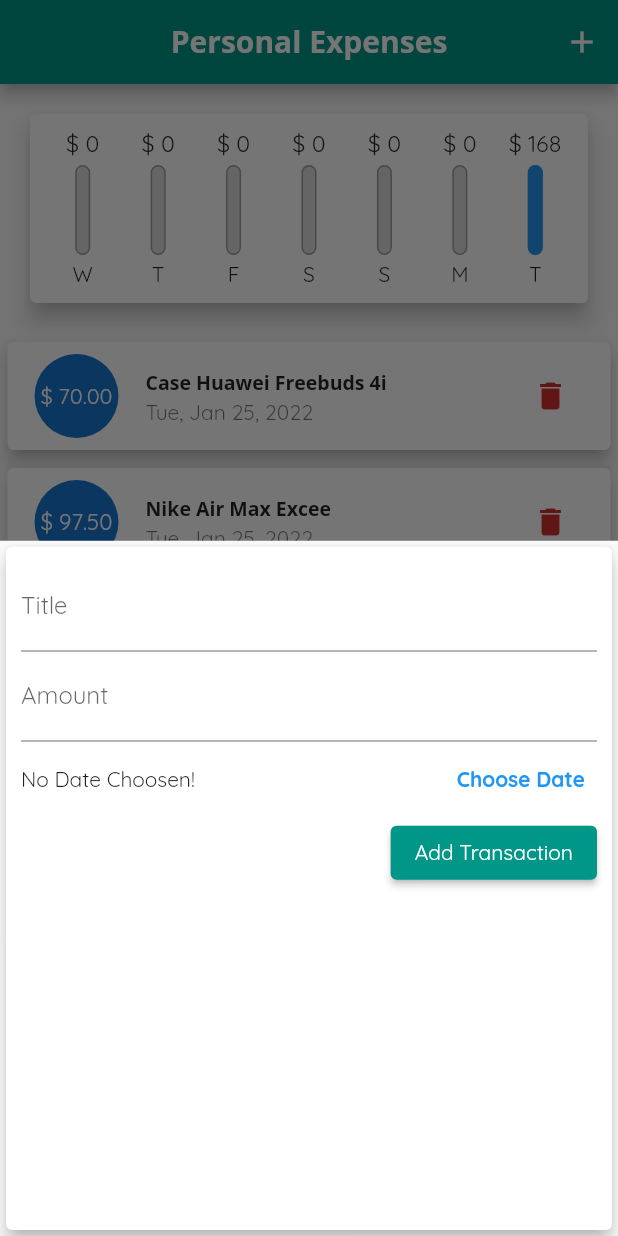
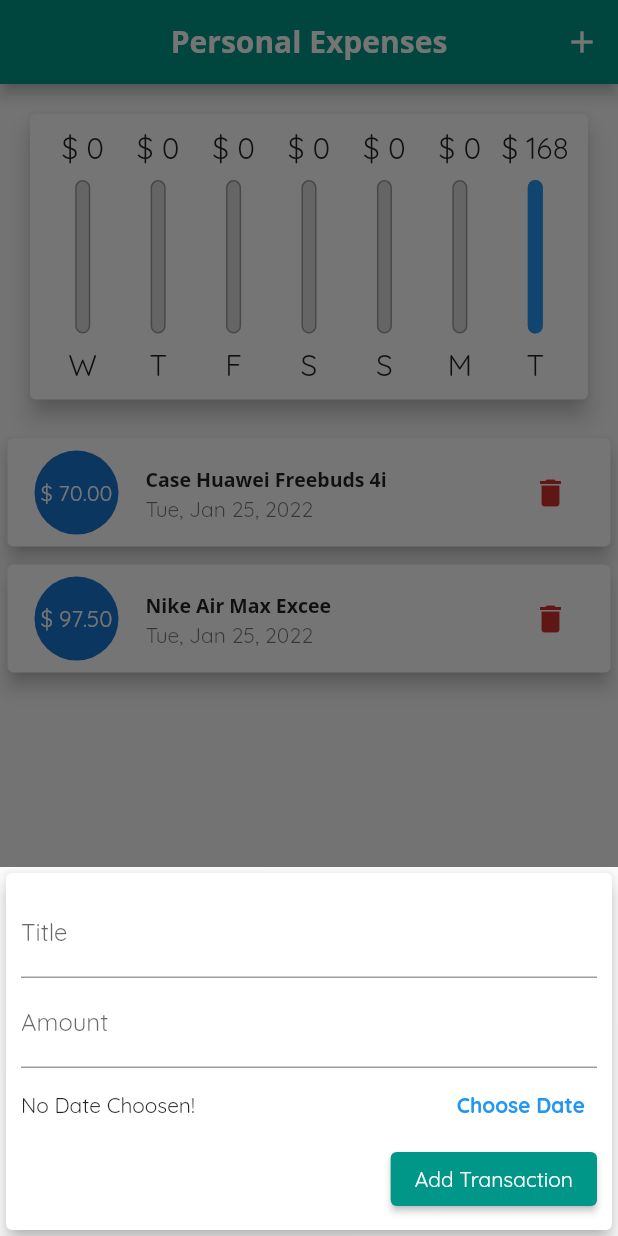
Before and after one commit to nahdhiana/simple-personal-expenses, a Flutter app: the screen it shows after launch, after a tap on the "delete" icon, after a tap on the "add" icon, on a phone screen of 412 x 824 dp. Run offline on Flutter 3.47's test engine with Material 2 defaults, Android fonts, the phone set to English and light mode, and no system bars.

Commit message:
part 5 responsive and adaptive

```diff
--- a/lib/main.dart
+++ b/lib/main.dart
@@ -1,3 +1,7 @@
+// ignore_for_file: unused_field
+//convention to import dart lib first, then flutter, then your custom widget
+import 'dart:io';
+import 'package:flutter/cupertino.dart';
 import 'package:flutter/material.dart';
 import './widgets/chart.dart';
 import './widgets/new_transaction.dart';
@@ -5,6 +9,14 @@ import './widgets/transaction_list.dart';
 import '../models/transaction.dart';
 
 void main(List<String> args) {
+  //only accept portrait orientation
+  // WidgetsFlutterBinding.ensureInitialized();
+  // SystemChrome.setPreferredOrientations(
+  //   [
+  //     DeviceOrientation.portraitUp,
+  //     DeviceOrientation.portraitDown,
+  //   ],
+  // ).then((_) {
   runApp(
     MaterialApp(
       //name of app from task manager dsb
@@ -34,6 +46,7 @@ void main(List<String> args) {
       home: const MyApp(),
     ),
   );
+  // });
 }
 
 class MyApp extends StatefulWidget {
@@ -64,6 +77,8 @@ class _MyAppState extends State<MyApp> {
       date: DateTime.now(),
     ),
   ];
+
+  bool _showChart = false;
 
   void _addNewTransaction(String title, double amount, DateTime choosenDate) {
     final _transaction = Transaction(
@@ -102,8 +117,28 @@ class _MyAppState extends State<MyApp> {
 
   @override
   Widget build(BuildContext context) {
-    return Scaffold(
-      appBar: AppBar(
+    final _mediaQuery = MediaQuery.of(context);
+
+    final _isLandscape = _mediaQuery.orientation == Orientation.landscape;
+
+    //split appbar into new variable to calculate responsiveness
+    final _appBar = Platform.isIOS
+        ? CupertinoNavigationBar(
+            middle: const Text('Personal Expenses'),
+            trailing: Row(
+              //row take as much screensize available, so with mainAxisSize.min it will be the constraints
+              //the default value is max, so change it to min to take space as small as needed
+              mainAxisSize: MainAxisSize.min,
+              children: [
+                // make custom button cz ios didn't have icon button
+                GestureDetector(
+                  child: const Icon(CupertinoIcons.add),
+                  onTap: () => _showAddTransactionForm(),
+                ),
+              ],
+            ),
+          )
+        : AppBar(
             title: const Text('Personal Expenses'),
             centerTitle: true,
             actions: [
@@ -112,24 +147,85 @@ class _MyAppState extends State<MyApp> {
                 icon: const Icon(Icons.add),
               ),
             ],
+            //to handling error preferred size
+          ) as PreferredSizeWidget;
+
+    final _transactionList = SizedBox(
+      height: (_mediaQuery.size.height -
+              _appBar.preferredSize.height -
+              _mediaQuery.padding.top) *
+          0.7,
+      child: Transactionlist(_userTransactions, _deleteTransaction),
+    );
+
+    final _body = SafeArea(
+      child: SingleChildScrollView(
+        //make scrollable
+        child: Column(
+          children: [
+            //if orientation is landscape
+            if (_isLandscape)
+              Row(
+                mainAxisAlignment: MainAxisAlignment.center,
+                children: [
+                  Text(
+                    'Show Chart',
+                    style: Theme.of(context).textTheme.bodyText1,
                   ),
+                  // .adaptive some widget have this, so it can automatically change
+                  //based on platform (ios/android)
+                  Switch.adaptive(
+                      value: _showChart,
+                      onChanged: (value) {
+                        setState(() {
+                          _showChart = value;
+                        });
+                      }),
+                ],
+              ),
+            if (!_isLandscape)
+              SizedBox(
+                //occupy 40% of screensize - (minus) for appbar and topbar
+                //mediaquery....padding.top is space for topbar
+                height: (_mediaQuery.size.height -
+                        _appBar.preferredSize.height -
+                        _mediaQuery.padding.top) *
+                    0.3,
+                child: WeeklyChart(_recentTransactions),
+              ),
+            if (!_isLandscape) _transactionList,
+
+            if (_isLandscape)
+              _showChart
+                  ? SizedBox(
+                      //occupy 40% of screensize - (minus) for appbar and topbar
+                      //mediaquery....padding.top is space for topbar
+                      height: (_mediaQuery.size.height -
+                              _appBar.preferredSize.height -
+                              _mediaQuery.padding.top) *
+                          0.6,
+                      child: WeeklyChart(_recentTransactions),
+                    )
+                  : _transactionList
+          ],
+        ),
+      ),
+    );
+    return Scaffold(
+      appBar: _appBar,
       //make floating action button floating in buttom center of the screen
       floatingActionButtonLocation: FloatingActionButtonLocation.centerFloat,
-      floatingActionButton: FloatingActionButton(
+      floatingActionButton:
+          //check is platform is IOS, hide the floating action button, cz ios didn't have it
+          Platform.isIOS
+              ? const SizedBox()
+              : FloatingActionButton(
                   onPressed: () => _showAddTransactionForm(),
                   child: const Icon(
                     Icons.add,
                   ),
                 ),
-      body: SingleChildScrollView(
-        //make scrollable
-        child: Column(
-          children: [
-            WeeklyChart(_recentTransactions),
-            Transactionlist(_userTransactions, _deleteTransaction),
-          ],
-        ),
-      ),
+      body: _body,
     );
   }
 }
--- /dev/null
+++ b/lib/widgets/adaptive_text_button.dart
@@ -0,0 +1,34 @@
+import 'dart:io';
+import 'package:flutter/cupertino.dart';
+import 'package:flutter/material.dart';
+
+class AdaptiveTextButton extends StatelessWidget {
+  final String label;
+  final Function onTapButton;
+  const AdaptiveTextButton(
+      {required this.label, required this.onTapButton, Key? key})
+      : super(key: key);
+
+  @override
+  Widget build(BuildContext context) {
+    return Platform.isIOS
+        ? CupertinoButton(
+            onPressed: () => onTapButton(),
+            child: Text(
+              label,
+              style: TextStyle(
+                  color: Theme.of(context).primaryColor,
+                  fontWeight: FontWeight.bold),
+            ),
+          )
+        : TextButton(
+            onPressed: () => onTapButton(),
+            child: Text(
+              label,
+              style: TextStyle(
+                  color: Theme.of(context).primaryColor,
+                  fontWeight: FontWeight.bold),
+            ),
+          );
+  }
+}
--- a/lib/widgets/chart_bar.dart
+++ b/lib/widgets/chart_bar.dart
@@ -14,18 +14,20 @@ class ChartBar extends StatelessWidget {
 
   @override
   Widget build(BuildContext context) {
+    return LayoutBuilder(
+      builder: (context, constraints) {
         return Column(
           children: [
             //force the text into available space
             SizedBox(
-          height: 20,
+              height: constraints.maxHeight * 0.15,
               child: FittedBox(
                 child: Text('\$ ${spendingAmount.toStringAsFixed(0)}'),
               ),
             ),
-        const SizedBox(height: 4),
+            SizedBox(height: constraints.maxHeight * 0.05),
             SizedBox(
-          height: 60,
+              height: constraints.maxHeight * 0.6,
               width: 10,
               child: Stack(
                 children: [
@@ -39,7 +41,11 @@ class ChartBar extends StatelessWidget {
                       borderRadius: BorderRadius.circular(10),
                     ),
                   ),
-              FractionallySizedBox(
+                  //the chart will fill from buttom to top, the default is from top to buttom,
+                  //so cover it with align
+                  Align(
+                    alignment: Alignment.bottomCenter,
+                    child: FractionallySizedBox(
                       heightFactor: spendingPercentage,
                       child: Container(
                         decoration: BoxDecoration(
@@ -48,12 +54,20 @@ class ChartBar extends StatelessWidget {
                         ),
                       ),
                     ),
+                  ),
                 ],
               ),
             ),
-        const SizedBox(height: 4),
-        Text(label),
+            SizedBox(height: constraints.maxHeight * 0.05),
+            SizedBox(
+              height: constraints.maxHeight * 0.15,
+              child: FittedBox(
+                child: Text(label),
+              ),
+            ),
           ],
+        );
+      },
     );
   }
 }
--- a/lib/widgets/new_transaction.dart
+++ b/lib/widgets/new_transaction.dart
@@ -1,5 +1,6 @@
 import 'package:flutter/material.dart';
 import 'package:intl/intl.dart';
+import 'package:personal_expenses/widgets/adaptive_text_button.dart';
 
 //statefull so the textfield not empty when filling data form in title to amount etc
 class NewTransaction extends StatefulWidget {
@@ -27,7 +28,7 @@ class _NewTransactionState extends State<NewTransaction> {
 
 //dummy validation, so if title is empty or amount has negative value,
 // the code will stop
-    if (enteredTitle.isEmpty || enteredAmount < 0|| _selectedDate==null) {
+    if (enteredTitle.isEmpty || enteredAmount < 0 || _selectedDate == null) {
       return;
     }
 
@@ -60,10 +61,18 @@ class _NewTransactionState extends State<NewTransaction> {
 
   @override
   Widget build(BuildContext context) {
-    return Card(
+    return SingleChildScrollView(
+      child: Card(
         elevation: 5,
         child: Container(
-        padding: const EdgeInsets.all(10),
+          padding: EdgeInsets.only(
+            top: 10,
+            left: 10,
+            right: 10,
+            // add padding +10 from softkeyboard's top size, so the field/form
+            // didn;t blocked by the softkeyboard
+            bottom: MediaQuery.of(context).viewInsets.bottom + 10,
+          ),
           child: Column(
             crossAxisAlignment: CrossAxisAlignment.end,
             children: [
@@ -101,14 +110,9 @@ class _NewTransactionState extends State<NewTransaction> {
                             : 'Picked Date ${DateFormat.yMMMEd().format(_selectedDate!)}',
                       ),
                     ),
-                  TextButton(
-                    onPressed: _presentDatePicker,
-                    child: Text(
-                      'Choose Date',
-                      style: TextStyle(
-                          color: Theme.of(context).primaryColor,
-                          fontWeight: FontWeight.bold),
-                    ),
+                    AdaptiveTextButton(
+                      label: 'Choose Date',
+                      onTapButton: _presentDatePicker,
                     ),
                   ],
                 ),
@@ -125,6 +129,7 @@ class _NewTransactionState extends State<NewTransaction> {
             ],
           ),
         ),
+      ),
     );
   }
 }
--- a/lib/widgets/transaction_list.dart
+++ b/lib/widgets/transaction_list.dart
@@ -9,10 +9,10 @@ class Transactionlist extends StatelessWidget {
 
   @override
   Widget build(BuildContext context) {
-    return SizedBox(
-      height: 310,
-      child: transactions.isEmpty
-          ? Column(
+    return transactions.isEmpty
+        ? LayoutBuilder(
+            builder: (context, constraints) {
+              return Column(
                 crossAxisAlignment: CrossAxisAlignment.center,
                 children: [
                   Text(
@@ -23,13 +23,15 @@ class Transactionlist extends StatelessWidget {
                     height: 10,
                   ),
                   SizedBox(
-                  height: 200,
+                    height: constraints.maxHeight * 0.7,
                     child: Image.asset(
                       'assets/images/waiting.png',
                       fit: BoxFit.cover,
                     ),
                   ),
                 ],
+              );
+            },
           )
         : ListView.builder(
             itemBuilder: (context, index) {
@@ -57,7 +59,17 @@ class Transactionlist extends StatelessWidget {
                   subtitle: Text(
                     DateFormat.yMMMEd().format(transactions[index].date),
                   ),
-                    trailing: IconButton(
+                  trailing: MediaQuery.of(context).size.width > 460
+                      ? TextButton.icon(
+                          onPressed: () =>
+                              _deleteTransaction(transactions[index].id),
+                          icon: const Icon(Icons.delete),
+                          label: const Text('Delete'),
+                          style: TextButton.styleFrom(
+                            primary: Theme.of(context).errorColor,
+                          ),
+                        )
+                      : IconButton(
                           onPressed: () =>
                               _deleteTransaction(transactions[index].id),
                           icon: const Icon(
@@ -125,7 +137,6 @@ class Transactionlist extends StatelessWidget {
               // );
             },
             itemCount: transactions.length,
-            ),
           );
   }
 }
```
Lines whose indentation alone changed are shown as unchanged.
